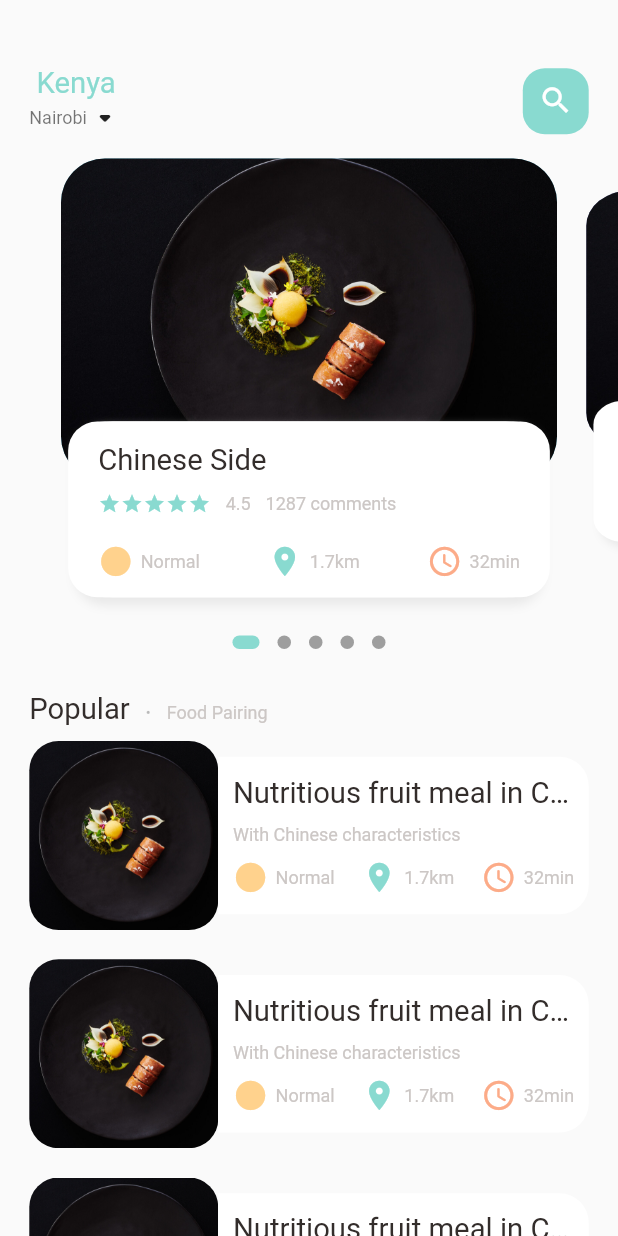
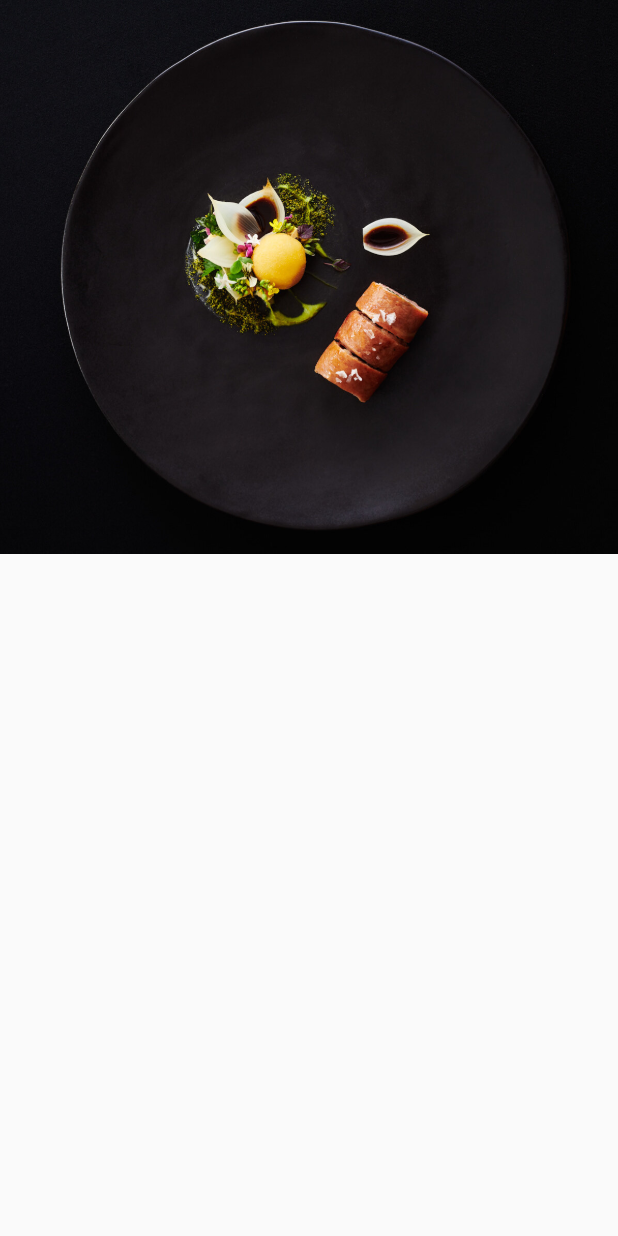
Before and after one commit to RodgersX/Delivery-App, a Flutter app: the screen it shows after launch, on a phone screen of 412 x 824 dp. Run offline on Flutter 3.47's test engine with Material 2 defaults, Android fonts, the phone set to English and light mode, and no system bars; drawn by our look-alikes of dots_indicator; our stand-ins replace get.

Commit message:
PROGRESS: building the details page

```diff
--- a/lib/main.dart
+++ b/lib/main.dart
@@ -1,6 +1,8 @@
-import 'package:eco_app/home/main_food_page.dart';
+import 'package:eco_app/pages/food/popular_food_detail.dart';
 import 'package:flutter/material.dart';
 import 'package:get/get.dart';
+
+import './pages/home/main_food_page.dart';
 
 void main() {
   runApp(const MyApp());
@@ -18,7 +20,7 @@ class MyApp extends StatelessWidget {
       theme: ThemeData(
         primarySwatch: Colors.blue,
       ),
-      home: MainFoodPage(),
+      home: PopularFoodDetail(),
     );
   }
 }
--- /dev/null
+++ b/lib/pages/food/popular_food_detail.dart
@@ -0,0 +1,30 @@
+import 'package:eco_app/utils/dimensions.dart';
+import 'package:flutter/material.dart';
+
+class PopularFoodDetail extends StatelessWidget {
+  const PopularFoodDetail({Key? key}) : super(key: key);
+
+  @override
+  Widget build(BuildContext context) {
+    return Scaffold(
+      body: Stack(
+        children: [
+          Positioned(
+            left: 0,
+            right: 0,
+            child: Container(
+              width: double.maxFinite,
+              height: Dimensions.popularFoodImgSize,
+              decoration: BoxDecoration(
+                image: DecorationImage(
+                  fit: BoxFit.cover,
+                  image: AssetImage('assets/image/food01.jpg'),
+                ),
+              ),
+            ),
+          )
+        ],
+      ),
+    );
+  }
+}
--- a/lib/home/food_page_body.dart
+++ b/lib/pages/home/food_page_body.dart
@@ -2,8 +2,8 @@ import 'package:dots_indicator/dots_indicator.dart';
 import 'package:eco_app/utils/dimensions.dart';
 import 'package:flutter/material.dart';
 
-import '../utils/colors.dart';
-import '../widgets/widgets.dart';
+import '../../utils/colors.dart';
+import '../../widgets/widgets.dart';
 
 class FoodPageBody extends StatefulWidget {
   const FoodPageBody({Key? key}) : super(key: key);
--- a/lib/home/main_food_page.dart
+++ b/lib/pages/home/main_food_page.dart
@@ -2,8 +2,8 @@ import 'package:eco_app/utils/dimensions.dart';
 import 'package:flutter/material.dart';
 
 import '../home/food_page_body.dart';
-import '../utils/colors.dart';
-import '../widgets/widgets.dart';
+import '../../utils/colors.dart';
+import '../../widgets/widgets.dart';
 
 class MainFoodPage extends StatefulWidget {
   const MainFoodPage({Key? key}) : super(key: key);
--- a/lib/utils/dimensions.dart
+++ b/lib/utils/dimensions.dart
@@ -39,4 +39,7 @@ class Dimensions {
   // list view size
   static double listViewImgSize = screenWidth / 3.27;
   static double listViewTextContSize = screenWidth / 3.92;
+
+  // popular food
+  static double popularFoodImgSize = screenHeight / 2.23;
 }
```
